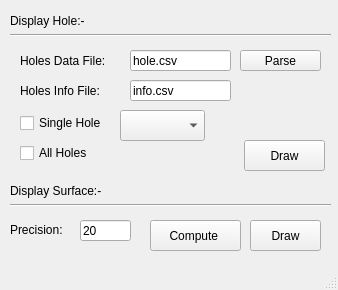
Qt form mainwindow.ui (atul516/RM) before a commit.
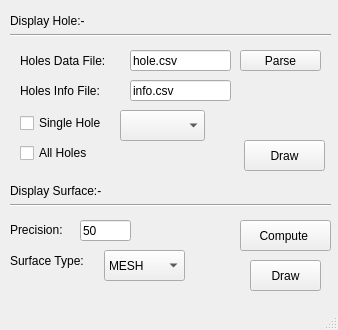
The same form after that commit.

Commit message: Surface type MESH/SOLID option added

Patch:
```diff
--- a/mainwindow.ui
+++ b/mainwindow.ui
@@ -7,7 +7,7 @@
     <x>0</x>
     <y>0</y>
     <width>338</width>
-    <height>290</height>
+    <height>330</height>
    </rect>
   </property>
   <property name="sizePolicy">
@@ -19,13 +19,13 @@
   <property name="minimumSize">
    <size>
     <width>338</width>
-    <height>290</height>
+    <height>330</height>
    </size>
   </property>
   <property name="maximumSize">
    <size>
     <width>338</width>
-    <height>290</height>
+    <height>330</height>
    </size>
   </property>
   <property name="windowTitle">
@@ -201,7 +201,7 @@
    <widget class="QPushButton" name="pushButton_3">
     <property name="geometry">
      <rect>
-      <x>150</x>
+      <x>240</x>
       <y>220</y>
       <width>91</width>
       <height>31</height>
@@ -215,7 +215,7 @@
     <property name="geometry">
      <rect>
       <x>250</x>
-      <y>220</y>
+      <y>260</y>
       <width>71</width>
       <height>31</height>
      </rect>
@@ -234,7 +234,7 @@
      </rect>
     </property>
     <property name="text">
-     <string>20</string>
+     <string>50</string>
     </property>
    </widget>
    <widget class="QLabel" name="label_5">
@@ -250,6 +250,39 @@
      <string>Precision:</string>
     </property>
    </widget>
+   <widget class="QLabel" name="label_6">
+    <property name="geometry">
+     <rect>
+      <x>10</x>
+      <y>250</y>
+      <width>91</width>
+      <height>21</height>
+     </rect>
+    </property>
+    <property name="text">
+     <string>Surface Type:</string>
+    </property>
+   </widget>
+   <widget class="QComboBox" name="comboBox_2">
+    <property name="geometry">
+     <rect>
+      <x>104</x>
+      <y>250</y>
+      <width>81</width>
+      <height>31</height>
+     </rect>
+    </property>
+    <item>
+     <property name="text">
+      <string>MESH</string>
+     </property>
+    </item>
+    <item>
+     <property name="text">
+      <string>SOLID</string>
+     </property>
+    </item>
+   </widget>
   </widget>
   <widget class="QStatusBar" name="statusbar"/>
  </widget>
```
The commit also changes 8 other files.
